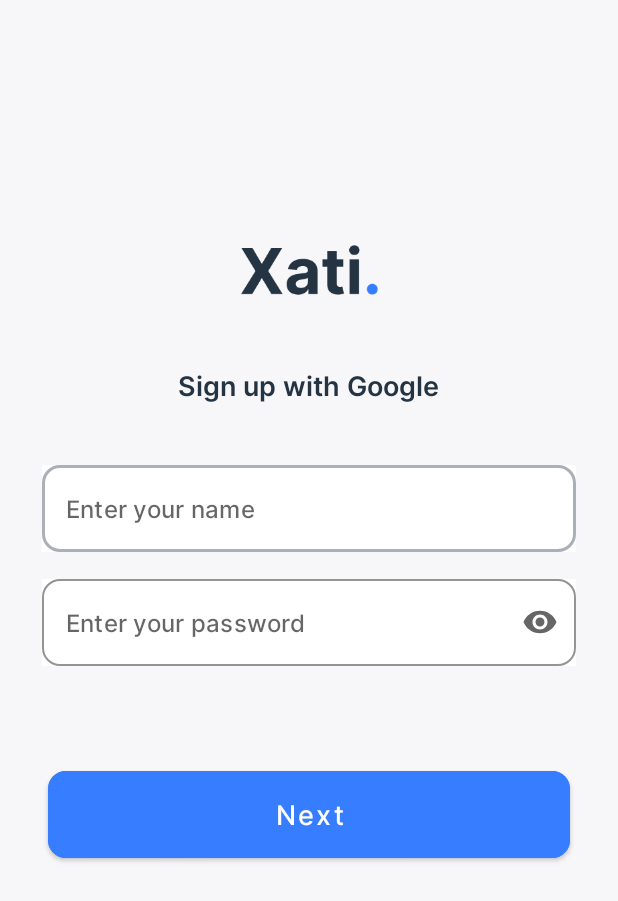
After one commit to guiathayde/Xati-android, an Android app: the fragment SignUpFragment shown on its own in the app's theme, on a phone screen of 412 x 824 dp. The commit adds this screen. Shown: the top 901 px of the screen. Run offline under Robolectric (Android 15) with nearby library versions, the phone set to English and light mode, and no system bars.

Commit message:
created sign up screen

```diff
--- a/app/build.gradle
+++ b/app/build.gradle
@@ -37,7 +37,11 @@ dependencies {
     implementation 'androidx.appcompat:appcompat:1.2.0'
     implementation 'com.google.android.material:material:1.3.0'
     implementation 'androidx.constraintlayout:constraintlayout:2.0.4'
+    implementation 'androidx.legacy:legacy-support-v4:1.0.0'
+    implementation 'com.google.android.material:material:1.5.0'
+
     testImplementation 'junit:junit:4.+'
+
     androidTestImplementation 'androidx.test.ext:junit:1.1.2'
     androidTestImplementation 'androidx.test.espresso:espresso-core:3.3.0'
 }
--- /dev/null
+++ b/app/src/main/java/com/guiathayde/xati/SignUpFragment.kt
@@ -0,0 +1,22 @@
+package com.guiathayde.xati
+
+import android.os.Bundle
+import androidx.fragment.app.Fragment
+import android.view.LayoutInflater
+import android.view.View
+import android.view.ViewGroup
+
+class SignUpFragment : Fragment() {
+
+    override fun onCreate(savedInstanceState: Bundle?) {
+        super.onCreate(savedInstanceState)
+    }
+
+    override fun onCreateView(
+        inflater: LayoutInflater, container: ViewGroup?,
+        savedInstanceState: Bundle?
+    ): View? {
+        // Inflate the layout for this fragment
+        return inflater.inflate(R.layout.fragment_sign_up, container, false)
+    }
+}
--- a/app/src/main/res/layout/activity_login.xml
+++ b/app/src/main/res/layout/activity_login.xml
@@ -1,13 +1,17 @@
 <?xml version="1.0" encoding="utf-8"?>
-<androidx.constraintlayout.widget.ConstraintLayout xmlns:android="http://schemas.android.com/apk/res/android"
+<androidx.constraintlayout.widget.ConstraintLayout
+    xmlns:android="http://schemas.android.com/apk/res/android"
     xmlns:app="http://schemas.android.com/apk/res-auto"
     xmlns:tools="http://schemas.android.com/tools"
     android:layout_width="match_parent"
     android:layout_height="match_parent"
     android:background="?attr/loginBackground"
-    android:padding="16dp"
-    android:fitsSystemWindows="true"
     tools:context=".LoginActivity">
+
+    <FrameLayout
+        android:id="@+id/frameLayoutLogin"
+        android:layout_width="match_parent"
+        android:layout_height="match_parent" />
 
     <ImageView
         android:id="@+id/imageLogo"
@@ -20,15 +24,16 @@
         app:layout_constraintRight_toRightOf="parent"
         app:layout_constraintTop_toTopOf="parent" />
 
-    <Button
+    <com.google.android.material.button.MaterialButton
         android:id="@+id/buttonSignUp"
         android:layout_width="match_parent"
         android:layout_height="wrap_content"
         android:layout_marginStart="32dp"
         android:layout_marginTop="64dp"
         android:layout_marginEnd="32dp"
-        android:backgroundTint="?attr/buttonBackground"
+        android:backgroundTint="?attr/buttonLoginBackground"
         android:drawableLeft="@drawable/ic_google_24"
+        app:cornerRadius="12dp"
         android:elevation="8dp"
         android:paddingTop="16dp"
         android:paddingBottom="16dp"
--- /dev/null
+++ b/app/src/main/res/layout/fragment_sign_up.xml
@@ -0,0 +1,119 @@
+<?xml version="1.0" encoding="utf-8"?>
+<androidx.constraintlayout.widget.ConstraintLayout
+    xmlns:android="http://schemas.android.com/apk/res/android"
+    xmlns:app="http://schemas.android.com/apk/res-auto"
+    xmlns:tools="http://schemas.android.com/tools"
+    android:layout_width="match_parent"
+    android:layout_height="match_parent"
+    android:background="?attr/loginBackground"
+    tools:context=".SignUpFragment">
+
+    <ImageView
+        android:id="@+id/imageLogo"
+        android:layout_width="91dp"
+        android:layout_height="48dp"
+        android:layout_marginTop="156dp"
+        android:contentDescription="@string/xati_logo"
+        android:src="@drawable/xati_logo"
+        app:layout_constraintLeft_toLeftOf="parent"
+        app:layout_constraintRight_toRightOf="parent"
+        app:layout_constraintTop_toTopOf="parent" />
+
+    <TextView
+        android:id="@+id/textDescription"
+        android:layout_width="wrap_content"
+        android:layout_height="wrap_content"
+        android:layout_marginTop="40dp"
+        android:text="@string/sign_up"
+        android:textColor="?attr/textDescription"
+        android:textSize="18sp"
+        android:fontFamily="@font/intersemibold"
+        app:layout_constraintTop_toBottomOf="@+id/imageLogo"
+        app:layout_constraintStart_toStartOf="parent"
+        app:layout_constraintEnd_toEndOf="parent" />
+
+    <com.google.android.material.textfield.TextInputLayout
+        android:id="@+id/textFieldName"
+        android:layout_width="match_parent"
+        android:layout_height="wrap_content"
+        style="@style/Widget.MaterialComponents.TextInputLayout.OutlinedBox"
+        app:hintEnabled="false"
+        app:boxStrokeColor="@color/gray_200"
+        android:background="?attr/inputTextBackground"
+        android:layout_marginTop="40dp"
+        android:layout_marginStart="28dp"
+        android:layout_marginEnd="28dp"
+        app:boxCornerRadiusTopStart="12dp"
+        app:boxCornerRadiusTopEnd="12dp"
+        app:boxCornerRadiusBottomStart="12dp"
+        app:boxCornerRadiusBottomEnd="12dp"
+        app:layout_constraintTop_toBottomOf="@+id/textDescription"
+        app:layout_constraintStart_toStartOf="parent"
+        app:layout_constraintEnd_toEndOf="parent">
+
+        <com.google.android.material.textfield.TextInputEditText
+            android:layout_width="match_parent"
+            android:layout_height="wrap_content"
+            android:hint="@string/enter_your_name"
+            android:inputType="textPersonName"
+            android:textColor="@color/blue_700"
+            android:textSize="16sp"
+            android:fontFamily="@font/intermedium"
+            />
+
+    </com.google.android.material.textfield.TextInputLayout>
+
+    <com.google.android.material.textfield.TextInputLayout
+        android:id="@+id/textFieldPassword"
+        android:layout_width="match_parent"
+        android:layout_height="wrap_content"
+        style="@style/Widget.MaterialComponents.TextInputLayout.OutlinedBox"
+        app:hintEnabled="false"
+        app:endIconMode="password_toggle"
+        app:boxStrokeColor="@color/gray_200"
+        android:background="?attr/inputTextBackground"
+        android:layout_marginTop="18dp"
+        android:layout_marginStart="28dp"
+        android:layout_marginEnd="28dp"
+        app:boxCornerRadiusTopStart="12dp"
+        app:boxCornerRadiusTopEnd="12dp"
+        app:boxCornerRadiusBottomStart="12dp"
+        app:boxCornerRadiusBottomEnd="12dp"
+        app:layout_constraintTop_toBottomOf="@+id/textFieldName"
+        app:layout_constraintStart_toStartOf="parent"
+        app:layout_constraintEnd_toEndOf="parent">
+
+        <com.google.android.material.textfield.TextInputEditText
+            android:layout_width="match_parent"
+            android:layout_height="wrap_content"
+            android:hint="@string/enter_your_password"
+            android:inputType="textPassword"
+            android:textColor="@color/blue_700"
+            android:textSize="16sp"
+            android:fontFamily="@font/intermedium"
+            />
+
+    </com.google.android.material.textfield.TextInputLayout>
+
+    <com.google.android.material.button.MaterialButton
+        android:id="@+id/buttonNext"
+        android:layout_width="match_parent"
+        android:layout_height="wrap_content"
+        android:layout_marginStart="32dp"
+        android:layout_marginTop="64dp"
+        android:layout_marginEnd="32dp"
+        android:backgroundTint="?attr/buttonBackground"
+        app:cornerRadius="12dp"
+        android:elevation="8dp"
+        android:paddingTop="16dp"
+        android:paddingBottom="16dp"
+        android:text="@string/next"
+        android:textAllCaps="false"
+        android:textColor="@color/white"
+        android:textSize="18sp"
+        android:fontFamily="@font/intermedium"
+        app:layout_constraintEnd_toEndOf="parent"
+        app:layout_constraintStart_toStartOf="parent"
+        app:layout_constraintTop_toBottomOf="@+id/textFieldPassword" />
+
+</androidx.constraintlayout.widget.ConstraintLayout>
--- a/app/src/main/res/values-night/themes.xml
+++ b/app/src/main/res/values-night/themes.xml
@@ -17,7 +17,11 @@
         <!-- Customize your theme here. -->
         <item name="android:textColorPrimary">@color/blue_200</item>
 
-        <item name="buttonBackground">@color/blue_200</item>
+        <item name="buttonLoginBackground">@color/blue_200</item>
+        <item name="buttonBackground">@color/blue_500</item>
+
         <item name="loginBackground">@color/blue_700</item>
+        <item name="inputTextBackground">@color/blue_200</item>
+        <item name="textDescription">@color/blue_200</item>
     </style>
 </resources>
--- a/app/src/main/res/values/attrs.xml
+++ b/app/src/main/res/values/attrs.xml
@@ -1,5 +1,9 @@
 <?xml version="1.0" encoding="utf-8"?>
 <resources>
+    <attr name="buttonLoginBackground" format="color" />
     <attr name="buttonBackground" format="color" />
+
     <attr name="loginBackground" format="color" />
+    <attr name="inputTextBackground" format="color" />
+    <attr name="textDescription" format="color" />
 </resources>
--- a/app/src/main/res/values/colors.xml
+++ b/app/src/main/res/values/colors.xml
@@ -8,6 +8,8 @@
 
     <color name="black">#FF000000</color>
 
+    <color name="gray_200">#AAB0B7</color>
+
     <color name="white">#FFFFFFFF</color>
     <color name="white_500">#F7F7F9</color>
 </resources>
--- a/app/src/main/res/values/strings.xml
+++ b/app/src/main/res/values/strings.xml
@@ -2,4 +2,8 @@
     <string name="app_name">Xati</string>
     <string name="xati_logo">Xati logo</string>
     <string name="sign_in">Sign in with Google</string>
+    <string name="sign_up">Sign up with Google</string>
+    <string name="enter_your_name">Enter your name</string>
+    <string name="enter_your_password">Enter your password</string>
+    <string name="next">Next</string>
 </resources>
--- a/app/src/main/res/values/themes.xml
+++ b/app/src/main/res/values/themes.xml
@@ -18,7 +18,11 @@
         <!-- Customize your theme here. -->
         <item name="android:textColorPrimary">@color/blue_700</item>
 
-        <item name="buttonBackground">@color/white</item>
+        <item name="buttonLoginBackground">@color/white</item>
+        <item name="buttonBackground">@color/blue_500</item>
+
         <item name="loginBackground">@color/white_500</item>
+        <item name="inputTextBackground">@color/white</item>
+        <item name="textDescription">@color/blue_700</item>
     </style>
 </resources>
--- a/build.gradle
+++ b/build.gradle
@@ -3,6 +3,7 @@ buildscript {
     repositories {
         google()
         mavenCentral()
+        jcenter()
     }
     dependencies {
         classpath 'com.android.tools.build:gradle:7.1.0'
```
Also changed, not shown: app/src/main/res/font/intersemibold.ttf (added).
